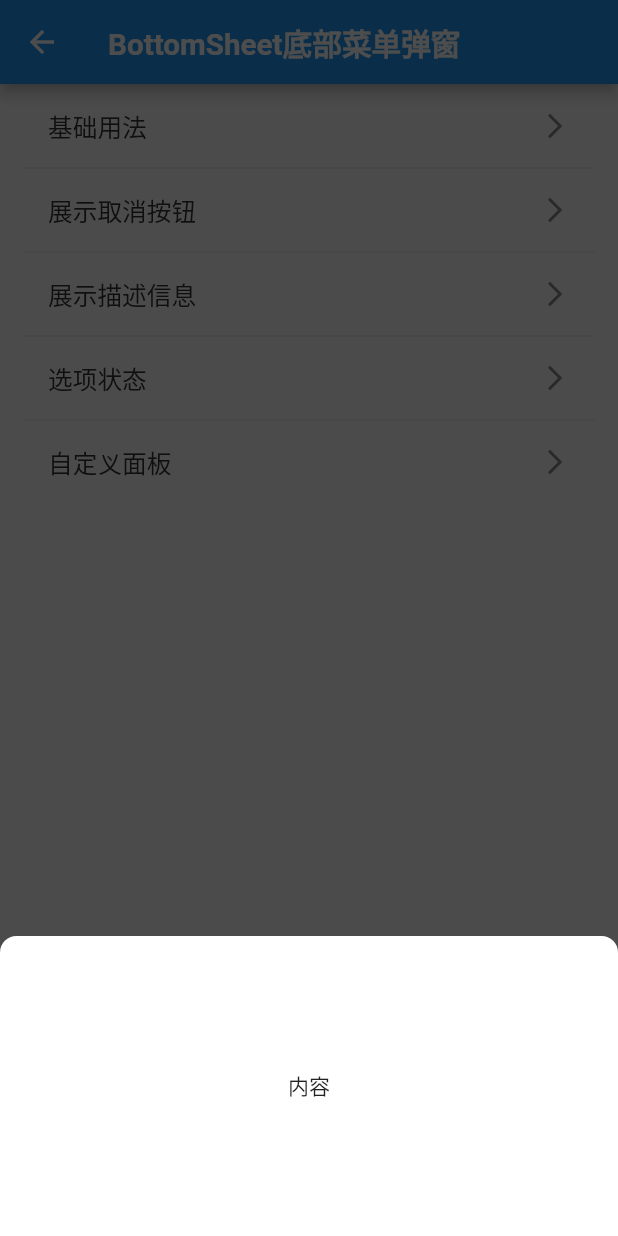
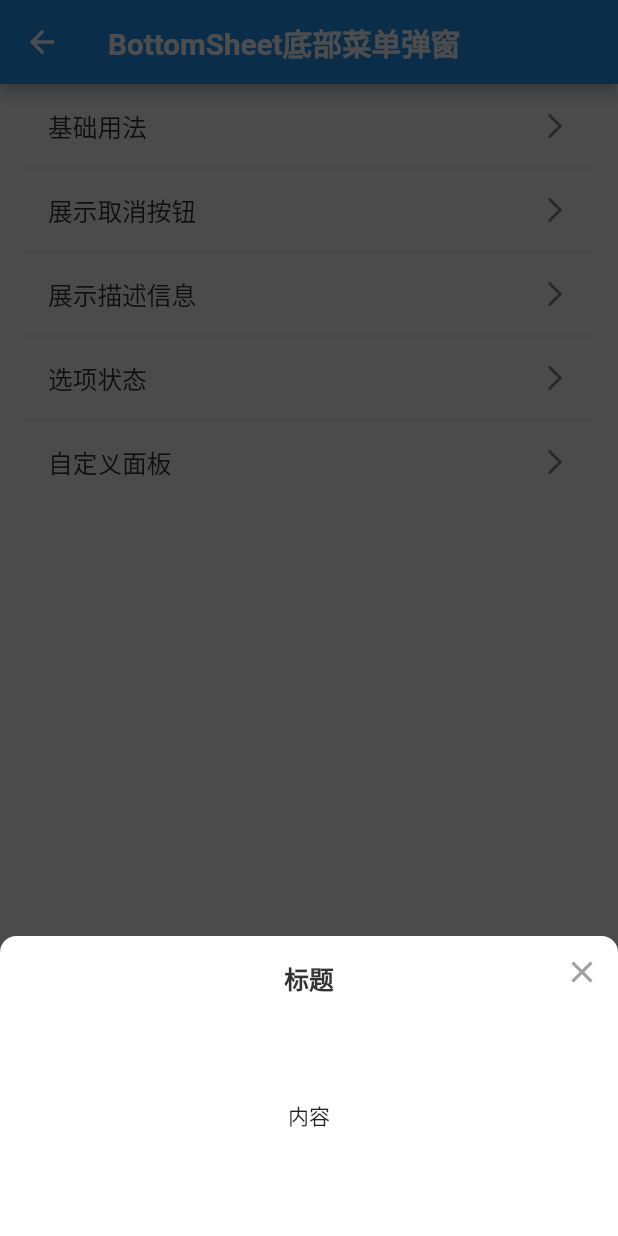
Before and after one commit to gaoyong06/gleam, a Flutter app: the BottomSheetPage screen opened directly, after a tap on "自定义面板", on a phone screen of 412 x 824 dp. Run offline on Flutter 3.47's test engine with Material 2 defaults, Android fonts, the phone set to English and light mode, and no system bars; drawn by our look-alikes of oktoast; our stand-ins replace extended_image, flutter_screenutil, string_validator; missing offline and left inert: flutter_custom_dialog, wechat_assets_picker, wechat_camera_picker; network calls fail.

Commit message:
修改：BottomSheet示例程序

```diff
--- a/example/lib/pages/bottom_sheet_page.dart
+++ b/example/lib/pages/bottom_sheet_page.dart
@@ -7,6 +7,7 @@
 import 'package:flutter/cupertino.dart';
 import 'package:flutter/material.dart';
 import 'package:gleam/gleam.dart';
+import 'package:gleam/style/app_colors.dart';
 import 'package:gleam/style/style.dart';
 import 'package:oktoast/oktoast.dart';
 
@@ -175,11 +176,43 @@ class BottomSheetPage extends StatelessWidget {
             onTap: () {
               showGleamBottomSheet(
                 context,
-                // actions: [],
                 contentWidget: Container(
                   height: 200.0,
-                  child: Center(
-                    child: Text('内容'),
+                  child: Stack(
+                    children: [
+                      Positioned(
+                        top: 0,
+                        right: 0,
+                        child: IconButton(
+                          icon: Icon(Icons.close),
+                          color: AppColors.clA1A1A1,
+                          onPressed: () {
+                            Navigator.of(context).pop();
+                          },
+                        ),
+                      ),
+                      Column(
+                        children: [
+                          SizedBox(
+                            height: 16.0,
+                          ),
+                          Row(
+                            mainAxisAlignment: MainAxisAlignment.center,
+                            children: [
+                              Text(
+                                "标题",
+                                style: Style.ts_333333_15_bold,
+                              )
+                            ],
+                          ),
+                          Expanded(
+                            child: Center(
+                              child: Text('内容'),
+                            ),
+                          ),
+                        ],
+                      ),
+                    ],
                   ),
                 ),
               );
```
